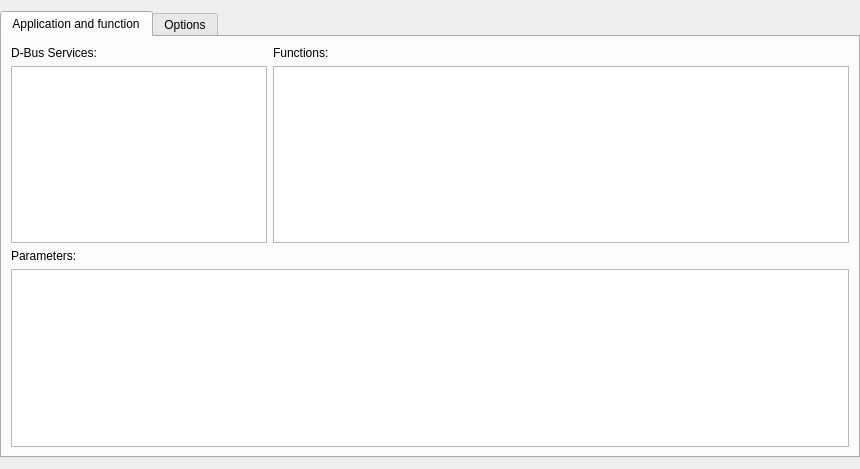
Before: the Qt Designer form kcmremotecontrol/editdbusaction.ui in KDE/kremotecontrol, drawn with Qt 5.
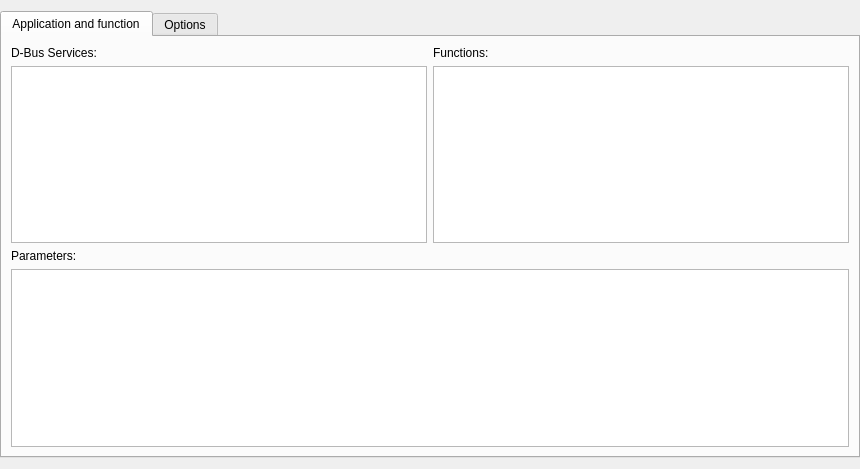
After: the same form once the commit is applied. Custom widgets are drawn as their Qt base class.

```diff
--- a/kcmremotecontrol/editdbusaction.ui
+++ b/kcmremotecontrol/editdbusaction.ui
@@ -39,7 +39,7 @@
        <item row="1" column="0">
         <widget class="QTreeView" name="tvDBusApps">
          <property name="sizePolicy">
-          <sizepolicy hsizetype="Preferred" vsizetype="Expanding">
+          <sizepolicy hsizetype="MinimumExpanding" vsizetype="Expanding">
            <horstretch>0</horstretch>
            <verstretch>0</verstretch>
           </sizepolicy>
```
